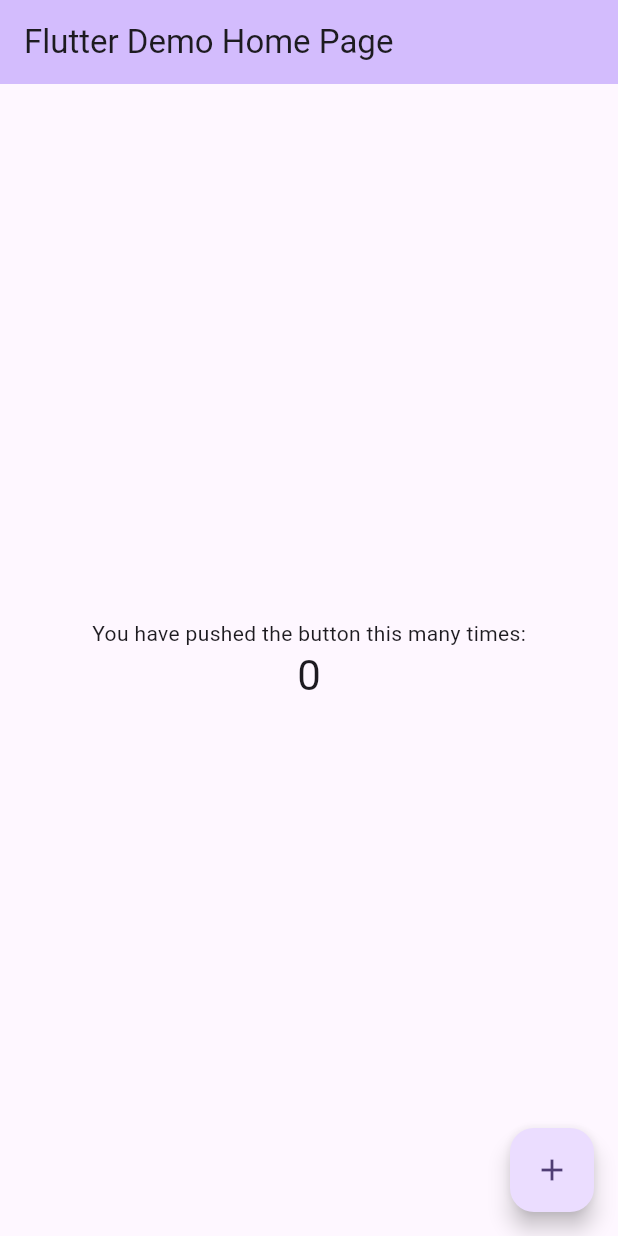
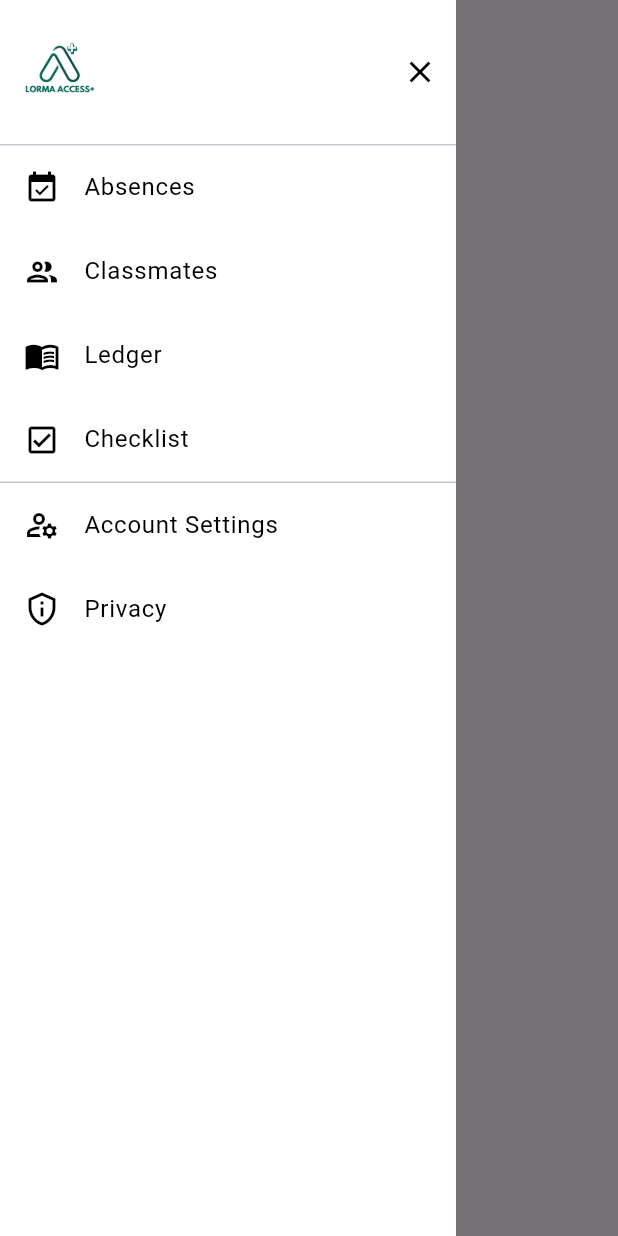
Before and after one commit to LormaAccessPlus/app, a Flutter app: the screen it shows after launch, with the side drawer open (before the commit the screen has no drawer), on a phone screen of 412 x 824 dp. Run offline on Flutter 3.47's test engine with Material 3 defaults, Android fonts, the phone set to English and light mode, and no system bars.

Commit message:
Drawer/Sliding bar Added

```diff
--- a/mobile/lib/main.dart
+++ b/mobile/lib/main.dart
@@ -1,122 +1,12 @@
 import 'package:flutter/material.dart';
+import 'screens/drawer.dart'; // Import your drawer
 
 void main() {
-  runApp(const MyApp());
+  runApp(MaterialApp(
+    home: Scaffold(
+      appBar: AppBar(title: Text('Main App')),
+      drawer: AppDrawer(), // Add this line
+      body: Center(child: Text('Imbotido App')),
+    ),
+  ));
 }
-
-class MyApp extends StatelessWidget {
-  const MyApp({super.key});
-
-  // This widget is the root of your application.
-  @override
-  Widget build(BuildContext context) {
-    return MaterialApp(
-      title: 'Flutter Demo',
-      theme: ThemeData(
-        // This is the theme of your application.
-        //
-        // TRY THIS: Try running your application with "flutter run". You'll see
-        // the application has a purple toolbar. Then, without quitting the app,
-        // try changing the seedColor in the colorScheme below to Colors.green
-        // and then invoke "hot reload" (save your changes or press the "hot
-        // reload" button in a Flutter-supported IDE, or press "r" if you used
-        // the command line to start the app).
-        //
-        // Notice that the counter didn't reset back to zero; the application
-        // state is not lost during the reload. To reset the state, use hot
-        // restart instead.
-        //
-        // This works for code too, not just values: Most code changes can be
-        // tested with just a hot reload.
-        colorScheme: ColorScheme.fromSeed(seedColor: Colors.deepPurple),
-      ),
-      home: const MyHomePage(title: 'Flutter Demo Home Page'),
-    );
-  }
-}
-
-class MyHomePage extends StatefulWidget {
-  const MyHomePage({super.key, required this.title});
-
-  // This widget is the home page of your application. It is stateful, meaning
-  // that it has a State object (defined below) that contains fields that affect
-  // how it looks.
-
-  // This class is the configuration for the state. It holds the values (in this
-  // case the title) provided by the parent (in this case the App widget) and
-  // used by the build method of the State. Fields in a Widget subclass are
-  // always marked "final".
-
-  final String title;
-
-  @override
-  State<MyHomePage> createState() => _MyHomePageState();
-}
-
-class _MyHomePageState extends State<MyHomePage> {
-  int _counter = 0;
-
-  void _incrementCounter() {
-    setState(() {
-      // This call to setState tells the Flutter framework that something has
-      // changed in this State, which causes it to rerun the build method below
-      // so that the display can reflect the updated values. If we changed
-      // _counter without calling setState(), then the build method would not be
-      // called again, and so nothing would appear to happen.
-      _counter++;
-    });
-  }
-
-  @override
-  Widget build(BuildContext context) {
-    // This method is rerun every time setState is called, for instance as done
-    // by the _incrementCounter method above.
-    //
-    // The Flutter framework has been optimized to make rerunning build methods
-    // fast, so that you can just rebuild anything that needs updating rather
-    // than having to individually change instances of widgets.
-    return Scaffold(
-      appBar: AppBar(
-        // TRY THIS: Try changing the color here to a specific color (to
-        // Colors.amber, perhaps?) and trigger a hot reload to see the AppBar
-        // change color while the other colors stay the same.
-        backgroundColor: Theme.of(context).colorScheme.inversePrimary,
-        // Here we take the value from the MyHomePage object that was created by
-        // the App.build method, and use it to set our appbar title.
-        title: Text(widget.title),
-      ),
-      body: Center(
-        // Center is a layout widget. It takes a single child and positions it
-        // in the middle of the parent.
-        child: Column(
-          // Column is also a layout widget. It takes a list of children and
-          // arranges them vertically. By default, it sizes itself to fit its
-          // children horizontally, and tries to be as tall as its parent.
-          //
-          // Column has various properties to control how it sizes itself and
-          // how it positions its children. Here we use mainAxisAlignment to
-          // center the children vertically; the main axis here is the vertical
-          // axis because Columns are vertical (the cross axis would be
-          // horizontal).
-          //
-          // TRY THIS: Invoke "debug painting" (choose the "Toggle Debug Paint"
-          // action in the IDE, or press "p" in the console), to see the
-          // wireframe for each widget.
-          mainAxisAlignment: MainAxisAlignment.center,
-          children: <Widget>[
-            const Text('You have pushed the button this many times:'),
-            Text(
-              '$_counter',
-              style: Theme.of(context).textTheme.headlineMedium,
-            ),
-          ],
-        ),
-      ),
-      floatingActionButton: FloatingActionButton(
-        onPressed: _incrementCounter,
-        tooltip: 'Increment',
-        child: const Icon(Icons.add),
-      ), // This trailing comma makes auto-formatting nicer for build methods.
-    );
-  }
-}
--- /dev/null
+++ b/mobile/lib/screens/drawer.dart
@@ -0,0 +1,133 @@
+import 'package:flutter/material.dart';
+
+class AppDrawer extends StatefulWidget {
+  const AppDrawer({super.key});
+
+  @override
+  State<AppDrawer> createState() => _AppDrawerState();
+}
+
+class _AppDrawerState extends State<AppDrawer> {
+  // Track hovered index
+  int? _hoveredIndex;
+
+  @override
+  Widget build(BuildContext context) {
+    final hoverColor = const Color(0xFF08695A);
+
+    // Build one drawer item with hover effect
+    Widget buildDrawerItem({
+      required IconData icon,
+      required String title,
+      required int index,
+      required VoidCallback onTap,
+    }) {
+      final isHovered = _hoveredIndex == index;
+
+      return MouseRegion(
+        onEnter: (_) => setState(() => _hoveredIndex = index),
+        onExit: (_) => setState(() => _hoveredIndex = null),
+        child: Container(
+          color: isHovered ? hoverColor : Colors.transparent,
+          child: ListTile(
+            leading: Icon(
+              icon,
+              color: isHovered ? Colors.white : Colors.black,
+            ),
+            title: Text(
+              title,
+              style: TextStyle(
+                color: isHovered ? Colors.white : Colors.black,
+              ),
+            ),
+            onTap: () {
+              Navigator.pop(context);
+              onTap();
+            },
+          ),
+        ),
+      );
+    }
+
+    return Drawer(
+      backgroundColor: Colors.white,
+      shape: const RoundedRectangleBorder(
+        borderRadius: BorderRadius.zero, // No radius, sharp corners
+      ),
+      child: ListView(
+        padding: EdgeInsets.zero,
+        children: <Widget>[
+          // Logo row with close button
+          Container(
+            color: Colors.white,
+            padding: const EdgeInsets.symmetric(vertical: 8),
+            child: Row(
+              children: [
+                Image.asset(
+                  'assets/images/Lorma_access+_logo.png',
+                  height: 80, // Small logo
+                ),
+                const Spacer(),
+                IconButton(
+                  icon: const Icon(Icons.close, color: Colors.black),
+                  onPressed: () => Navigator.of(context).pop(),
+                  tooltip: 'Close',
+                ),
+              ],
+            ),
+          ),
+          const Divider(height: 1, thickness: 1), // Horizontal line
+          buildDrawerItem(
+            icon: Icons.event_available,
+            title: 'Absences',
+            index: 0,
+            onTap: () {
+              // Navigate to Absences page
+            },
+          ),
+          buildDrawerItem(
+            icon: Icons.group_outlined,
+            title: 'Classmates',
+            index: 1,
+            onTap: () {
+              // Navigate to Classmates page
+            },
+          ),
+          buildDrawerItem(
+            icon: Icons.menu_book_outlined,
+            title: 'Ledger',
+            index: 2,
+            onTap: () {
+              // Navigate to Ledger page
+            },
+          ),
+          buildDrawerItem(
+            icon: Icons.check_box_outlined,
+            title: 'Checklist',
+            index: 3,
+            onTap: () {
+              // Navigate to Checklist page
+            },
+          ),
+          const Divider(height: 1, thickness: 1),
+          buildDrawerItem(
+            icon: Icons.manage_accounts_outlined,
+            title: 'Account Settings',
+            index: 4,
+            onTap: () {
+              // Navigate to Account Settings page
+            },
+          ),
+          buildDrawerItem(
+            icon: Icons.privacy_tip_outlined,
+            title: 'Privacy',
+            index: 5,
+            onTap: () {
+              // Navigate to Privacy page
+            },
+          ),
+        ],
+      ),
+    );
+  }
+}
```
Also changed, not shown: mobile/pubspec.yaml (+3 -70 lines), mobile/assets/images/Lorma_access+_logo.png (added), 1 other file.
